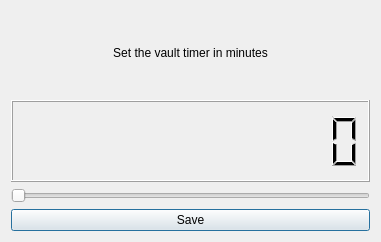
The window that designs/xml/timer_window.ui (daniel-deru/WorkMate-3.0) describes before a commit, drawn with Qt 5.
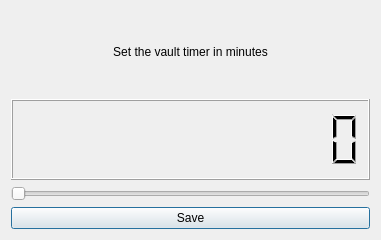
The same window after the commit.

What changed in the file:
```diff
--- a/designs/xml/timer_window.ui
+++ b/designs/xml/timer_window.ui
@@ -7,7 +7,7 @@
     <x>0</x>
     <y>0</y>
     <width>381</width>
-    <height>242</height>
+    <height>240</height>
    </rect>
   </property>
   <property name="windowTitle">
@@ -63,11 +63,15 @@
     </widget>
    </item>
    <item>
+    <layout class="QHBoxLayout" name="horizontalLayout">
+     <item>
     <widget class="QPushButton" name="btn_save">
      <property name="text">
       <string>Save</string>
      </property>
     </widget>
+     </item>
+    </layout>
    </item>
   </layout>
  </widget>
```
Lines whose indentation alone changed are shown as unchanged.
